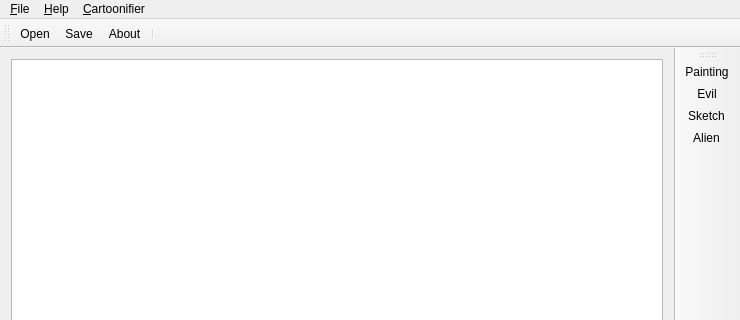
Before: the Qt Designer form mainwindow.ui in Fibird/PyP, drawn with Qt 5; both pictures show x 0 to 740 and y 0 to 320 of the 740 by 556 pixel window.
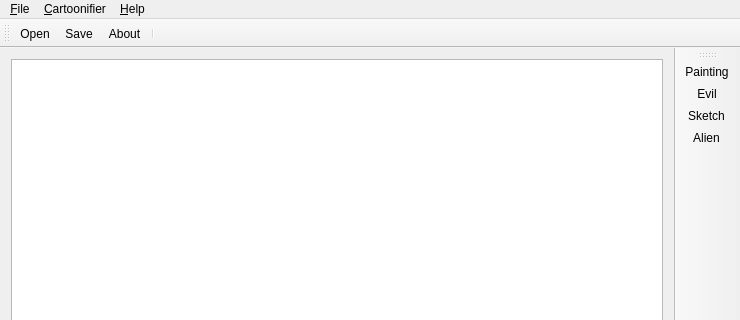
After: the same form once the commit is applied. Icons and pictures are not drawn.

Commit message: switch the places of help and cartoonifier

```diff
--- a/mainwindow.ui
+++ b/mainwindow.ui
@@ -58,8 +58,8 @@
     <addaction name="action_Alian"/>
    </widget>
    <addaction name="menuFile"/>
-   <addaction name="menu_Help"/>
    <addaction name="menu_Cartoonifier"/>
+   <addaction name="menu_Help"/>
   </widget>
   <widget class="QToolBar" name="mainToolBar">
    <attribute name="toolBarArea">
```
Left out of the diff: 4 changed lines with no effect on the pictures.
